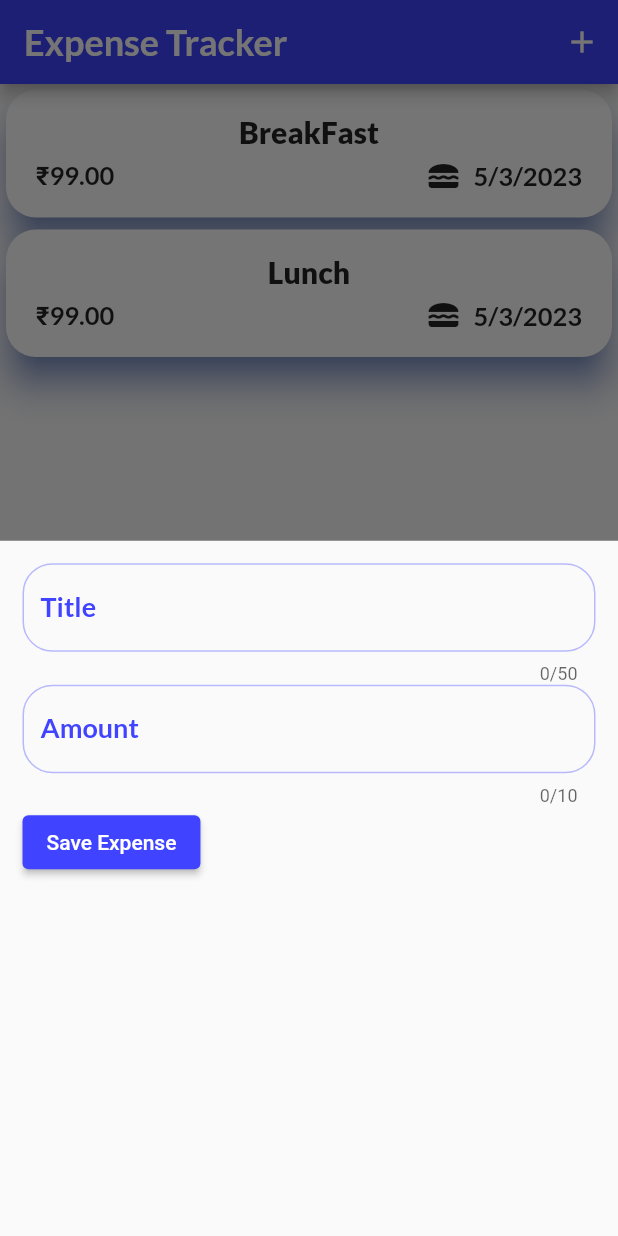
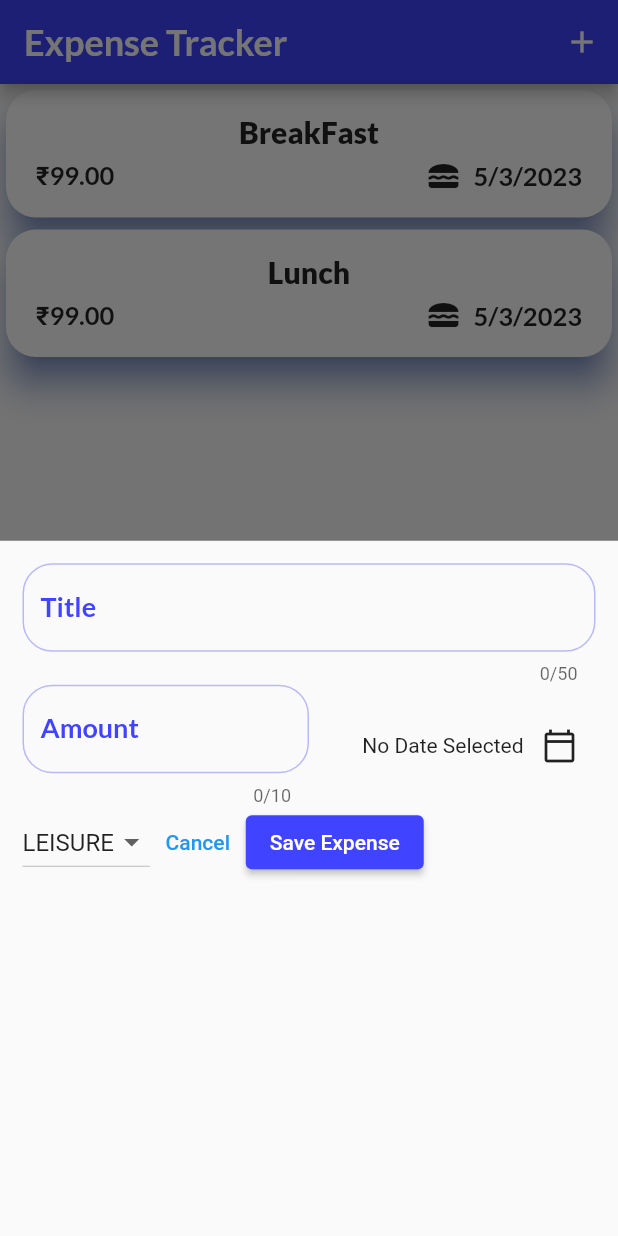
Before and after one commit to adarsh-fr/Expense_Tracker, a Flutter app: the screen it shows after launch, after a tap on the "add" icon, on a phone screen of 412 x 824 dp. Run offline on Flutter 3.47's test engine with Material 2 defaults, Android fonts, the phone set to English and light mode, and no system bars; our stand-ins replace google_fonts.

Commit message:
Added User Input Store Schema

```diff
--- a/lib/expenses.dart
+++ b/lib/expenses.dart
@@ -32,8 +32,14 @@ class _ExpensesState extends State<Expenses> {
   void _openAddExpenseOverlay() {
     showModalBottomSheet(
       context: context,
-      builder: (ctx) => const NewExpense(),
+      builder: (ctx) => NewExpense(onAddExpense: _addExpense,),
     );
+  }
+
+  void _addExpense(Expense expense) {
+    setState(() {
+      _registeredExpenses.add(expense);
+    });
   }
 
   @override
--- a/lib/widgets/new_expense.dart
+++ b/lib/widgets/new_expense.dart
@@ -1,9 +1,12 @@
 import 'package:flutter/material.dart';
 import 'package:flutter/services.dart';
 import 'package:google_fonts/google_fonts.dart';
+import 'package:expense_tracker/models/expense.dart';
 
 class NewExpense extends StatefulWidget {
-  const NewExpense({super.key});
+  const NewExpense({super.key, required this.onAddExpense});
+
+  final void Function(Expense expense) onAddExpense;
 
   @override
   State<StatefulWidget> createState() {
@@ -14,6 +17,57 @@ class NewExpense extends StatefulWidget {
 class _NewExpenseState extends State<NewExpense> {
   final _titleController = TextEditingController();
   final _amountController = TextEditingController();
+  DateTime? _selectedDate;
+  Category _selectedCategory = Category.leisure;
+
+  void _presentDatePicker() async {
+    final now = DateTime.now();
+    final firstDate = DateTime(now.year - 1, now.month, now.day);
+    final pickedDate = await showDatePicker(
+      context: context,
+      initialDate: now,
+      firstDate: firstDate,
+      lastDate: now,
+    );
+    setState(() {
+      _selectedDate = pickedDate;
+    });
+  }
+
+  void _submitExpenseData() {
+    final enteredAmount = double.tryParse(_amountController.text);
+    final amountIsInvalid = enteredAmount == null || enteredAmount <= 0;
+    if (_titleController.text.trim().isEmpty ||
+        amountIsInvalid ||
+        _selectedDate == null) {
+      showDialog(
+        context: context,
+        builder: (ctx) => AlertDialog(
+          title: const Text('Invalid Input'),
+          content: const Text(
+              'Please make sure a valid title, amount, date and category was entered'),
+          actions: [
+            TextButton(
+              onPressed: () {
+                Navigator.pop(ctx);
+              },
+              child: const Text("Okay"),
+            )
+          ],
+        ),
+      );
+      return;
+    }
+
+    widget.onAddExpense(
+      Expense(
+          amount: enteredAmount,
+          date: _selectedDate!,
+          title: _titleController.text,
+          category: _selectedCategory),
+    );
+    Navigator.pop(context);
+  }
 
   @override
   void dispose() {
@@ -49,10 +103,14 @@ class _NewExpenseState extends State<NewExpense> {
               ),
             ),
           ),
-          TextField(
+          Row(
+            children: [
+              Expanded(
+                child: TextField(
                   controller: _amountController,
                   maxLength: 10,
-            keyboardType: const TextInputType.numberWithOptions(decimal: true),
+                  keyboardType:
+                      const TextInputType.numberWithOptions(decimal: true),
                   inputFormatters: <TextInputFormatter>[
                     FilteringTextInputFormatter.allow(
                       RegExp(r'(\d+)'),
@@ -77,11 +135,58 @@ class _NewExpenseState extends State<NewExpense> {
                     ),
                   ),
                 ),
+              ),
+              Expanded(
+                child: Row(
+                  mainAxisAlignment: MainAxisAlignment.end,
+                  crossAxisAlignment: CrossAxisAlignment.center,
+                  children: [
+                    Text(
+                      _selectedDate == null
+                          ? 'No Date Selected'
+                          : formatter.format(_selectedDate!),
+                    ),
+                    IconButton(
+                      onPressed: () {
+                        _presentDatePicker();
+                      },
+                      icon: const Icon(Icons.calendar_today_outlined),
+                    ),
+                  ],
+                ),
+              ),
+            ],
+          ),
           Row(
             children: [
+              DropdownButton(
+                  value: _selectedCategory,
+                  items: Category.values
+                      .map(
+                        (category) => DropdownMenuItem(
+                          value: category,
+                          child: Text(
+                            category.name.toUpperCase(),
+                          ),
+                        ),
+                      )
+                      .toList(),
+                  onChanged: (value) {
+                    if (value == null) {
+                      return;
+                    }
+                    setState(() {
+                      _selectedCategory = value;
+                    });
+                  }),
+              TextButton(
+                  onPressed: () {
+                    Navigator.pop(context);
+                  },
+                  child: const Text('Cancel')),
               ElevatedButton(
                 onPressed: () {
-                  print(_titleController);
+                  _submitExpenseData();
                 },
                 style: const ButtonStyle(
                   backgroundColor: MaterialStatePropertyAll(
```
Lines whose indentation alone changed are shown as unchanged.
